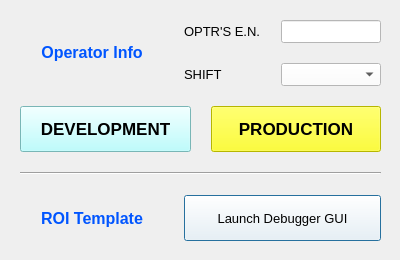
The window that layout/settings_box.ui (kaertech-dev/soniquemini_ledtest) describes before a commit, drawn with Qt 5.
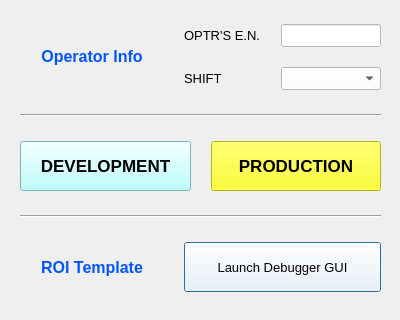
The same window after the commit.

Commit message: automated button click via DAQ

```diff
--- a/layout/settings_box.ui
+++ b/layout/settings_box.ui
@@ -10,7 +10,7 @@
     <x>0</x>
     <y>0</y>
     <width>400</width>
-    <height>260</height>
+    <height>320</height>
    </rect>
   </property>
   <property name="windowTitle">
@@ -22,7 +22,7 @@
      <x>0</x>
      <y>0</y>
      <width>401</width>
-     <height>261</height>
+     <height>321</height>
     </rect>
    </property>
    <layout class="QGridLayout" name="gridLayout">
@@ -41,6 +41,95 @@
     <property name="spacing">
      <number>20</number>
     </property>
+    <item row="4" column="1">
+     <widget class="QPushButton" name="launchGUI_button">
+      <property name="sizePolicy">
+       <sizepolicy hsizetype="Minimum" vsizetype="Fixed">
+        <horstretch>0</horstretch>
+        <verstretch>0</verstretch>
+       </sizepolicy>
+      </property>
+      <property name="maximumSize">
+       <size>
+        <width>200</width>
+        <height>50</height>
+       </size>
+      </property>
+      <property name="font">
+       <font>
+        <pointsize>10</pointsize>
+        <bold>false</bold>
+       </font>
+      </property>
+      <property name="styleSheet">
+       <string notr="true">background-color: rgb(255, 255, 255);</string>
+      </property>
+      <property name="text">
+       <string>Launch Debugger GUI</string>
+      </property>
+     </widget>
+    </item>
+    <item row="2" column="0" colspan="2">
+     <layout class="QHBoxLayout" name="horizontalLayout_2">
+      <item>
+       <widget class="QPushButton" name="dev_button">
+        <property name="sizePolicy">
+         <sizepolicy hsizetype="Fixed" vsizetype="Fixed">
+          <horstretch>0</horstretch>
+          <verstretch>0</verstretch>
+         </sizepolicy>
+        </property>
+        <property name="maximumSize">
+         <size>
+          <width>200</width>
+          <height>50</height>
+         </size>
+        </property>
+        <property name="font">
+         <font>
+          <pointsize>13</pointsize>
+          <bold>true</bold>
+         </font>
+        </property>
+        <property name="styleSheet">
+         <string notr="true">background-color: rgb(170, 255, 255);</string>
+        </property>
+        <property name="text">
+         <string>DEVELOPMENT</string>
+        </property>
+       </widget>
+      </item>
+      <item>
+       <widget class="QPushButton" name="prod_button">
+        <property name="maximumSize">
+         <size>
+          <width>200</width>
+          <height>50</height>
+         </size>
+        </property>
+        <property name="font">
+         <font>
+          <pointsize>13</pointsize>
+          <bold>true</bold>
+         </font>
+        </property>
+        <property name="styleSheet">
+         <string notr="true">background-color: rgb(255, 255, 0);</string>
+        </property>
+        <property name="text">
+         <string>PRODUCTION</string>
+        </property>
+       </widget>
+      </item>
+     </layout>
+    </item>
+    <item row="3" column="0" colspan="2">
+     <widget class="Line" name="line">
+      <property name="orientation">
+       <enum>Qt::Horizontal</enum>
+      </property>
+     </widget>
+    </item>
     <item row="0" column="1">
      <layout class="QFormLayout" name="formLayout">
       <item row="0" column="0">
@@ -146,38 +235,28 @@
       </item>
      </layout>
     </item>
-    <item row="3" column="1">
-     <widget class="QPushButton" name="launchGUI_button">
+    <item row="4" column="0">
+     <widget class="QLabel" name="label_2">
       <property name="sizePolicy">
-       <sizepolicy hsizetype="Minimum" vsizetype="Fixed">
+       <sizepolicy hsizetype="Preferred" vsizetype="Minimum">
         <horstretch>0</horstretch>
         <verstretch>0</verstretch>
        </sizepolicy>
       </property>
-      <property name="maximumSize">
-       <size>
-        <width>200</width>
-        <height>50</height>
-       </size>
-      </property>
       <property name="font">
        <font>
-        <pointsize>10</pointsize>
-        <bold>false</bold>
+        <pointsize>12</pointsize>
+        <bold>true</bold>
        </font>
       </property>
       <property name="styleSheet">
-       <string notr="true">background-color: rgb(255, 255, 255);</string>
+       <string notr="true">color: rgb(0, 85, 255);</string>
       </property>
       <property name="text">
-       <string>Launch Debugger GUI</string>
+       <string>ROI Template</string>
       </property>
-     </widget>
-    </item>
-    <item row="2" column="0" colspan="2">
-     <widget class="Line" name="line">
-      <property name="orientation">
-       <enum>Qt::Horizontal</enum>
+      <property name="alignment">
+       <set>Qt::AlignCenter</set>
       </property>
      </widget>
     </item>
@@ -206,84 +285,12 @@
       </property>
      </widget>
     </item>
-    <item row="3" column="0">
-     <widget class="QLabel" name="label_2">
-      <property name="sizePolicy">
-       <sizepolicy hsizetype="Preferred" vsizetype="Minimum">
-        <horstretch>0</horstretch>
-        <verstretch>0</verstretch>
-       </sizepolicy>
-      </property>
-      <property name="font">
-       <font>
-        <pointsize>12</pointsize>
-        <bold>true</bold>
-       </font>
-      </property>
-      <property name="styleSheet">
-       <string notr="true">color: rgb(0, 85, 255);</string>
-      </property>
-      <property name="text">
-       <string>ROI Template</string>
-      </property>
-      <property name="alignment">
-       <set>Qt::AlignCenter</set>
-      </property>
-     </widget>
-    </item>
     <item row="1" column="0" colspan="2">
-     <layout class="QHBoxLayout" name="horizontalLayout_2">
-      <item>
-       <widget class="QPushButton" name="dev_button">
-        <property name="sizePolicy">
-         <sizepolicy hsizetype="Fixed" vsizetype="Fixed">
-          <horstretch>0</horstretch>
-          <verstretch>0</verstretch>
-         </sizepolicy>
-        </property>
-        <property name="maximumSize">
-         <size>
-          <width>200</width>
-          <height>50</height>
-         </size>
-        </property>
-        <property name="font">
-         <font>
-          <pointsize>13</pointsize>
-          <bold>true</bold>
-         </font>
-        </property>
-        <property name="styleSheet">
-         <string notr="true">background-color: rgb(170, 255, 255);</string>
-        </property>
-        <property name="text">
-         <string>DEVELOPMENT</string>
-        </property>
-       </widget>
-      </item>
-      <item>
-       <widget class="QPushButton" name="prod_button">
-        <property name="maximumSize">
-         <size>
-          <width>200</width>
-          <height>50</height>
-         </size>
-        </property>
-        <property name="font">
-         <font>
-          <pointsize>13</pointsize>
-          <bold>true</bold>
-         </font>
-        </property>
-        <property name="styleSheet">
-         <string notr="true">background-color: rgb(255, 255, 0);</string>
-        </property>
-        <property name="text">
-         <string>PRODUCTION</string>
-        </property>
-       </widget>
-      </item>
-     </layout>
+     <widget class="Line" name="line_2">
+      <property name="orientation">
+       <enum>Qt::Horizontal</enum>
+      </property>
+     </widget>
     </item>
    </layout>
   </widget>
```
Left out of the diff: 9 changed lines with no effect on the pictures. The commit also changes 6 other files.
